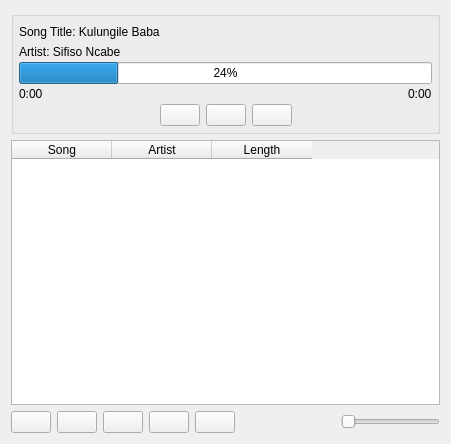
Above: app/ui/music_player.ui from regisgambiza/Music_player before the change. Below: the same form after it.
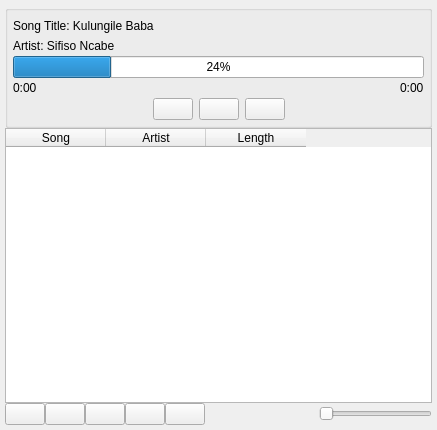
That is the form after the change.

```diff
--- a/app/ui/music_player.ui
+++ b/app/ui/music_player.ui
@@ -6,14 +6,29 @@
    <rect>
     <x>0</x>
     <y>0</y>
-    <width>451</width>
-    <height>444</height>
+    <width>437</width>
+    <height>430</height>
    </rect>
   </property>
   <property name="windowTitle">
    <string>Form</string>
   </property>
   <layout class="QVBoxLayout" name="verticalLayout_2">
+   <property name="spacing">
+    <number>0</number>
+   </property>
+   <property name="leftMargin">
+    <number>5</number>
+   </property>
+   <property name="topMargin">
+    <number>5</number>
+   </property>
+   <property name="rightMargin">
+    <number>5</number>
+   </property>
+   <property name="bottomMargin">
+    <number>5</number>
+   </property>
    <item>
     <widget class="QGroupBox" name="groupBox">
      <property name="title">
```
